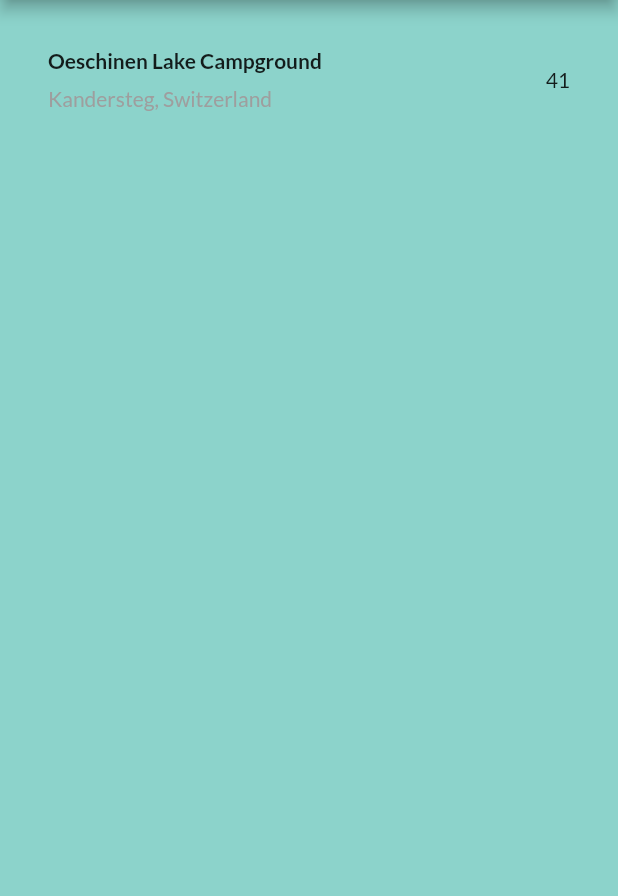
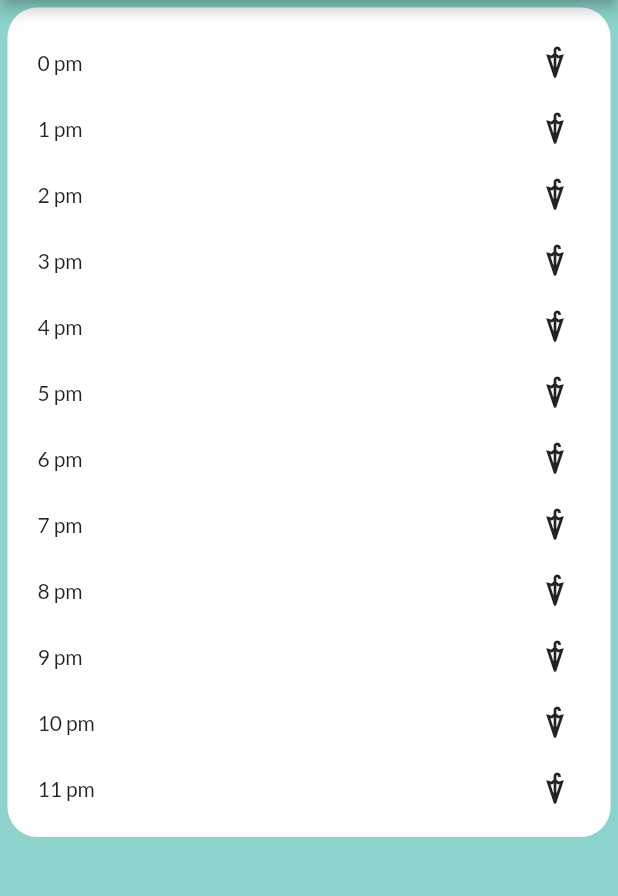
Before and after one commit to gtxn/weather-app-grp3, a Flutter app: the screen it shows after launch, on a phone screen of 412 x 824 dp, the part 84-980 px from its top. Run offline on Flutter 3.47's test engine with Material 2 defaults, Android fonts, the phone set to English and light mode, and no system bars; our stand-ins replace google_fonts.

Commit message:
added weather modal overlay

```diff
--- /dev/null
+++ b/lib/components/WeatherOverlay.dart
@@ -0,0 +1,58 @@
+import 'package:flutter/material.dart';
+import 'package:weather_app/assets/Constants.dart';
+
+class ListItem extends StatelessWidget {
+  String time = "";
+  int weather = -1; // 0: sunny, 1: rainy
+
+  ListItem(this.time, this.weather, {super.key});
+
+  @override
+  Widget build(BuildContext context) {
+    return Container(
+        padding: const EdgeInsets.fromLTRB(10, 10, 10, 10),
+        // decoration: BoxDecoration(
+
+        // ),
+        child: Row(
+          mainAxisAlignment: MainAxisAlignment.spaceBetween,
+          children: [
+            Text(time),
+            Icon(weather == 0 ? Icons.sunny : Icons.umbrella),
+          ],
+        ));
+  }
+}
+
+class WeatherOverlay extends StatefulWidget {
+  const WeatherOverlay({super.key});
+
+  @override
+  State<WeatherOverlay> createState() => _WeatherOverlayState();
+}
+
+class _WeatherOverlayState extends State<WeatherOverlay> {
+  Constants style = Constants();
+
+  @override
+  Widget build(BuildContext context) {
+    List<ListItem> items = [];
+
+    for (int i = 0; i < 12; i++) {
+      items.add(ListItem('$i pm', 1));
+    }
+
+    return Container(
+        alignment: Alignment.center,
+        margin: EdgeInsets.all(5),
+        padding: EdgeInsets.fromLTRB(10, 15, 15, 10),
+        decoration: BoxDecoration(
+          boxShadow: [BoxShadow(color: style.gray)],
+          borderRadius: BorderRadius.circular(20),
+          color: style.primary[50],
+        ),
+        child: Column(
+          children: items,
+        ));
+  }
+}
--- a/lib/main.dart
+++ b/lib/main.dart
@@ -1,6 +1,7 @@
 import 'package:flutter/material.dart';
 import 'package:google_fonts/google_fonts.dart';
 import 'package:weather_app/assets/Constants.dart';
+import 'components/WeatherOverlay.dart';
 
 void main() {
   runApp(const MyApp());
@@ -13,43 +14,7 @@ class MyApp extends StatelessWidget {
   // This widget is the root of your application.
   @override
   Widget build(BuildContext context) {
-    Widget titleSection = Container(
-      padding: const EdgeInsets.all(32),
-      child: Row(
-        children: [
-          Expanded(
-            /*1*/
-            child: Column(
-              crossAxisAlignment: CrossAxisAlignment.start,
-              children: [
-                /*2*/
-                Container(
-                  padding: const EdgeInsets.only(bottom: 8),
-                  child: const Text(
-                    'Oeschinen Lake Campground',
-                    style: TextStyle(
-                      fontWeight: FontWeight.bold,
-                    ),
-                  ),
-                ),
-                Text(
-                  'Kandersteg, Switzerland',
-                  style: TextStyle(
-                    color: Colors.grey[500],
-                  ),
-                ),
-              ],
-            ),
-          ),
-          /*3*/
-          Icon(
-            Icons.star,
-            color: Constants().bg,
-          ),
-          const Text('41'),
-        ],
-      ),
-    );
+    const Widget weatherOverlay = WeatherOverlay();
 
     return MaterialApp(
         title: 'Flutter Demo',
@@ -73,12 +38,10 @@ class MyApp extends StatelessWidget {
               title: const Text('Flutter layout demo'),
             ),
             body: Column(
-              children: [
-                titleSection,
+              children: const [
+                weatherOverlay,
               ],
-            ))
-        // const MyHomePage(title: 'Flutter Demo Home Page'),
-        );
+            )));
   }
 }
 
```
